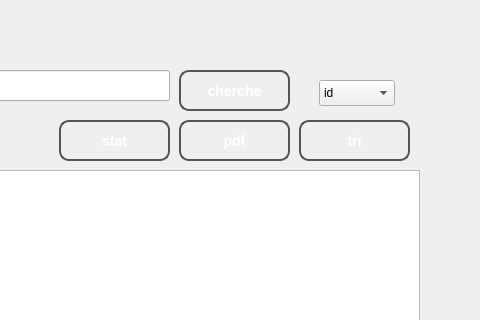
First picture: the form in untitled/mainwindow.ui, repository PCPP2425-esprit2A7/2a7-smart-consulting-office, before the edit; both pictures show x 581 to 1061 and y 0 to 320 of the 1061 by 719 pixel window.
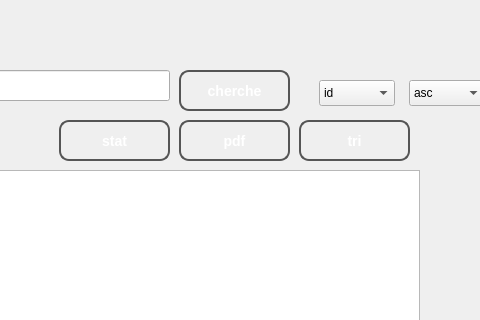
Second picture: the form after the edit. Icons and pictures are not drawn.

```diff
--- a/untitled/mainwindow.ui
+++ b/untitled/mainwindow.ui
@@ -728,6 +728,26 @@
      <string>calandrier</string>
     </property>
    </widget>
+   <widget class="QComboBox" name="ass">
+    <property name="geometry">
+     <rect>
+      <x>990</x>
+      <y>80</y>
+      <width>76</width>
+      <height>26</height>
+     </rect>
+    </property>
+    <item>
+     <property name="text">
+      <string>asc</string>
+     </property>
+    </item>
+    <item>
+     <property name="text">
+      <string>desc</string>
+     </property>
+    </item>
+   </widget>
   </widget>
   <widget class="QMenuBar" name="menubar">
    <property name="geometry">
```
Left out of the diff: 14 changed lines with no effect on the pictures.
